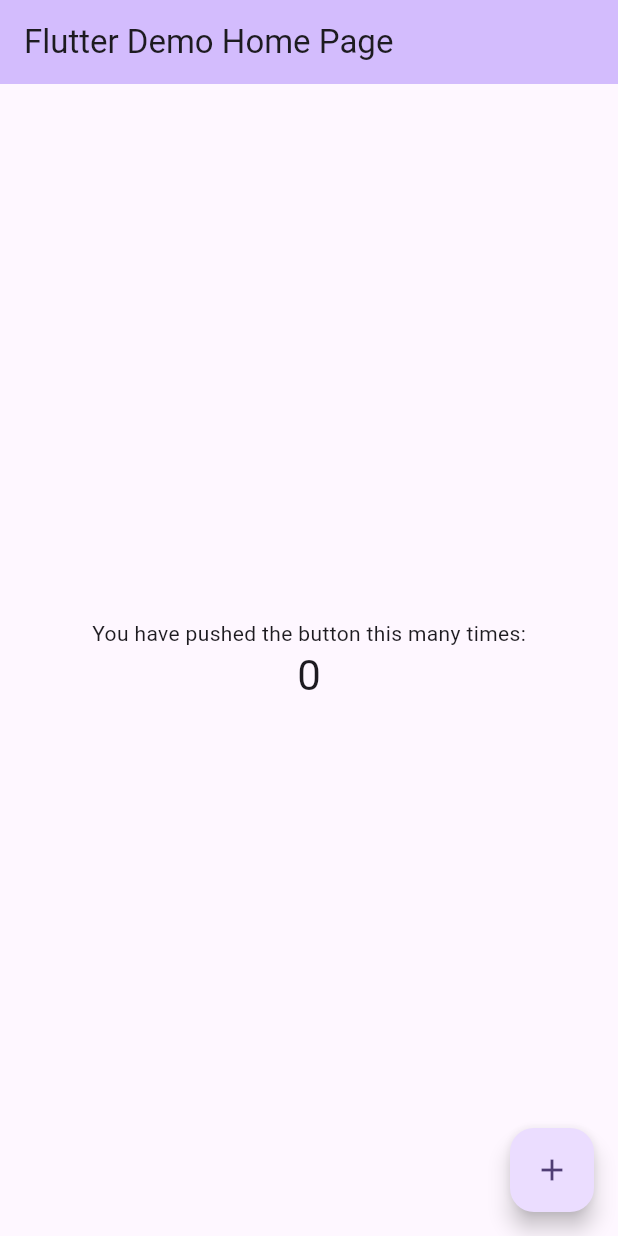
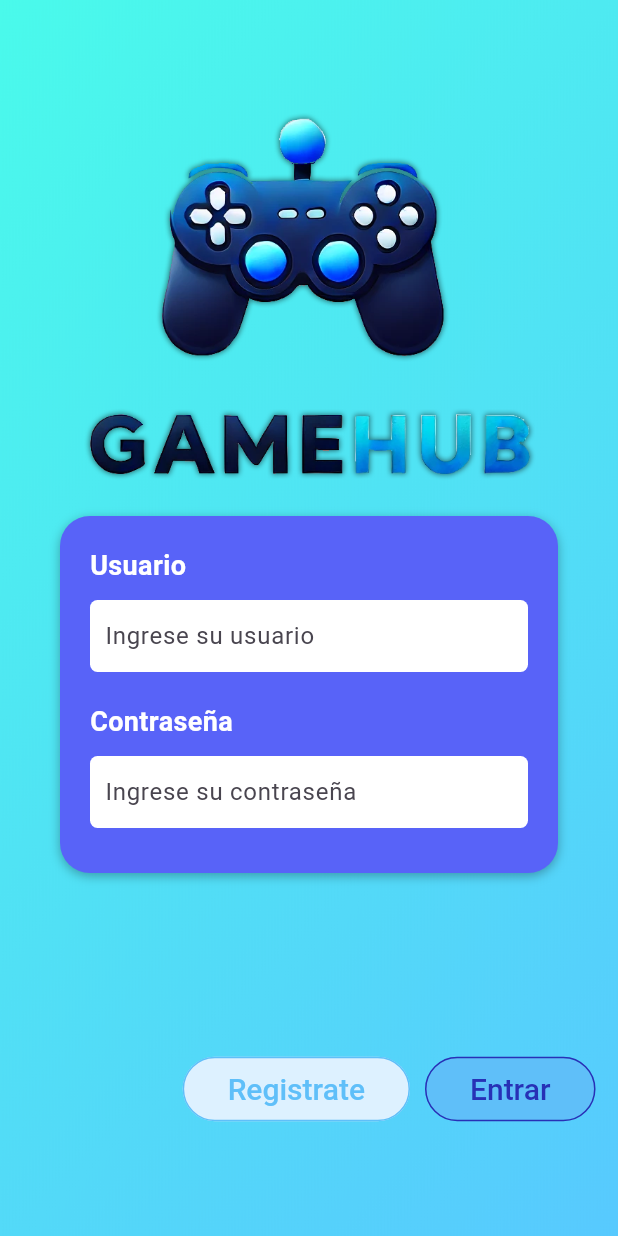
Before and after one commit to IanIwanczuk/ProyectoFinalFlutter, a Flutter app: the screen it shows after launch, on a phone screen of 412 x 824 dp. Run offline on Flutter 3.47's test engine with Material 3 defaults, Android fonts, the phone set to English and light mode, and no system bars; our stand-ins replace google_fonts; Roboto replaces fonts that are missing (Kanit).

Commit message:
Segundo commit, login hecho

```diff
--- a/gamehub/lib/main.dart
+++ b/gamehub/lib/main.dart
@@ -1,125 +1,26 @@
 import 'package:flutter/material.dart';
+import 'routes/routes.dart';
 
-void main() {
-  runApp(const MyApp());
-}
-
-class MyApp extends StatelessWidget {
-  const MyApp({super.key});
-
-  // This widget is the root of your application.
-  @override
-  Widget build(BuildContext context) {
-    return MaterialApp(
-      title: 'Flutter Demo',
-      theme: ThemeData(
-        // This is the theme of your application.
-        //
-        // TRY THIS: Try running your application with "flutter run". You'll see
-        // the application has a purple toolbar. Then, without quitting the app,
-        // try changing the seedColor in the colorScheme below to Colors.green
-        // and then invoke "hot reload" (save your changes or press the "hot
-        // reload" button in a Flutter-supported IDE, or press "r" if you used
-        // the command line to start the app).
-        //
-        // Notice that the counter didn't reset back to zero; the application
-        // state is not lost during the reload. To reset the state, use hot
-        // restart instead.
-        //
-        // This works for code too, not just values: Most code changes can be
-        // tested with just a hot reload.
-        colorScheme: ColorScheme.fromSeed(seedColor: Colors.deepPurple),
-        useMaterial3: true,
+void main() => runApp(
+  MaterialApp(
+    theme: ThemeData(
+      brightness: Brightness.light,
+      primaryColor: Colors.black,
+      scaffoldBackgroundColor: const Color.fromRGBO(255, 250, 210, 1),
+      appBarTheme: const AppBarTheme(
+        backgroundColor: Colors.black,
+        foregroundColor: Color.fromARGB(255, 159, 104, 0),
+        iconTheme: IconThemeData(color: Color.fromARGB(255, 169, 112, 0)),
       ),
-      home: const MyHomePage(title: 'Flutter Demo Home Page'),
-    );
-  }
-}
-
-class MyHomePage extends StatefulWidget {
-  const MyHomePage({super.key, required this.title});
-
-  // This widget is the home page of your application. It is stateful, meaning
-  // that it has a State object (defined below) that contains fields that affect
-  // how it looks.
-
-  // This class is the configuration for the state. It holds the values (in this
-  // case the title) provided by the parent (in this case the App widget) and
-  // used by the build method of the State. Fields in a Widget subclass are
-  // always marked "final".
-
-  final String title;
-
-  @override
-  State<MyHomePage> createState() => _MyHomePageState();
-}
-
-class _MyHomePageState extends State<MyHomePage> {
-  int _counter = 0;
-
-  void _incrementCounter() {
-    setState(() {
-      // This call to setState tells the Flutter framework that something has
-      // changed in this State, which causes it to rerun the build method below
-      // so that the display can reflect the updated values. If we changed
-      // _counter without calling setState(), then the build method would not be
-      // called again, and so nothing would appear to happen.
-      _counter++;
-    });
-  }
-
-  @override
-  Widget build(BuildContext context) {
-    // This method is rerun every time setState is called, for instance as done
-    // by the _incrementCounter method above.
-    //
-    // The Flutter framework has been optimized to make rerunning build methods
-    // fast, so that you can just rebuild anything that needs updating rather
-    // than having to individually change instances of widgets.
-    return Scaffold(
-      appBar: AppBar(
-        // TRY THIS: Try changing the color here to a specific color (to
-        // Colors.amber, perhaps?) and trigger a hot reload to see the AppBar
-        // change color while the other colors stay the same.
-        backgroundColor: Theme.of(context).colorScheme.inversePrimary,
-        // Here we take the value from the MyHomePage object that was created by
-        // the App.build method, and use it to set our appbar title.
-        title: Text(widget.title),
+      textTheme: const TextTheme(
+        titleLarge: TextStyle(
+            fontWeight: FontWeight.bold, color: Colors.blue),
+        bodyMedium: TextStyle(color: Colors.black87),
       ),
-      body: Center(
-        // Center is a layout widget. It takes a single child and positions it
-        // in the middle of the parent.
-        child: Column(
-          // Column is also a layout widget. It takes a list of children and
-          // arranges them vertically. By default, it sizes itself to fit its
-          // children horizontally, and tries to be as tall as its parent.
-          //
-          // Column has various properties to control how it sizes itself and
-          // how it positions its children. Here we use mainAxisAlignment to
-          // center the children vertically; the main axis here is the vertical
-          // axis because Columns are vertical (the cross axis would be
-          // horizontal).
-          //
-          // TRY THIS: Invoke "debug painting" (choose the "Toggle Debug Paint"
-          // action in the IDE, or press "p" in the console), to see the
-          // wireframe for each widget.
-          mainAxisAlignment: MainAxisAlignment.center,
-          children: <Widget>[
-            const Text(
-              'You have pushed the button this many times:',
-            ),
-            Text(
-              '$_counter',
-              style: Theme.of(context).textTheme.headlineMedium,
-            ),
-          ],
-        ),
-      ),
-      floatingActionButton: FloatingActionButton(
-        onPressed: _incrementCounter,
-        tooltip: 'Increment',
-        child: const Icon(Icons.add),
-      ), // This trailing comma makes auto-formatting nicer for build methods.
-    );
-  }
-}
+    ),
+    title: 'Rutas',
+    debugShowCheckedModeBanner: false,
+    initialRoute: AppRoutes.home,
+    routes: AppRoutes.routes
+  )
+);
--- /dev/null
+++ b/gamehub/lib/routes/routes.dart
@@ -0,0 +1,11 @@
+import '../screens/screens.dart';
+
+class AppRoutes {
+  static const String home = '/';
+
+
+  // Mapa de rutas
+  static final Map<String, WidgetBuilder> routes = {
+    home: (context) => const HomeW(),
+  };
+}
--- /dev/null
+++ b/gamehub/lib/screens/home_screen.dart
@@ -0,0 +1,145 @@
+import 'screens.dart';
+
+class HomeW extends StatelessWidget {
+  const HomeW ({super.key});
+  @override
+  Widget build(BuildContext context) {
+    late double screenWidth = MediaQuery.of(context).size.width;
+    late double screenHeight = MediaQuery.of(context).size.height;
+
+    final _formKey = GlobalKey<FormState>();
+    final TextEditingController userController = TextEditingController(text: "");
+    final TextEditingController passwordController = TextEditingController(text: "");
+
+    return Scaffold(
+      body: Container(
+        decoration: BoxDecoration(
+          image: DecorationImage(
+            image: AssetImage('assets/images/background.png'),
+            fit: BoxFit.cover,
+          ),
+        ),
+        child: Center(
+          child: SingleChildScrollView(
+              child: Column(
+                mainAxisAlignment: MainAxisAlignment.center,
+                crossAxisAlignment: CrossAxisAlignment.center,
+                children: [
+                  Image.asset("assets/images/logotext.png", height: 250),
+
+                  // ---------------------------------------------------------
+                  Container(
+                    padding: const EdgeInsets.all(20),
+                    margin: const EdgeInsets.fromLTRB(40, 20, 40, 20),
+                    decoration: BoxDecoration(
+                      color: Color(0xFF5863F8),
+                      borderRadius: BorderRadius.circular(20),
+                      boxShadow: [
+                        BoxShadow(
+                          color: const Color.fromARGB(78, 0, 0, 0),
+                          blurRadius: 5,
+                          offset: Offset(0, 2),
+                        ),
+                      ],
+                    ),
+
+                    child: Column(
+                      crossAxisAlignment: CrossAxisAlignment.start,
+                      mainAxisAlignment: MainAxisAlignment.start,
+                      children: [
+                        Text("Usuario",style: GoogleFonts.kanit(color: Colors.white,fontSize: 18,fontWeight: FontWeight.bold)),
+                        const SizedBox(height: 10),
+                        Container(
+                          decoration: BoxDecoration(color: Colors.white,borderRadius: BorderRadius.circular(5)),
+                          padding: const EdgeInsets.symmetric(horizontal: 10),
+                          child: TextFormField(
+                            decoration: InputDecoration(hintText: "Ingrese su usuario",border: InputBorder.none,),
+                            validator: (value) {
+                              if (value!.isEmpty) {
+                                return "El usuario es obligatorio";
+                              }
+                              return null;
+                            },
+                          ),
+                        ),
+                        SizedBox(height: 20),
+
+                        Text("Contraseña",style: GoogleFonts.kanit(color: Colors.white,fontSize: 18,fontWeight: FontWeight.bold)),
+                        const SizedBox(height: 10),
+                        Container(
+                          decoration: BoxDecoration(color: Colors.white,borderRadius: BorderRadius.circular(5)),
+                          padding: const EdgeInsets.symmetric(horizontal: 10),
+                          child: TextFormField(obscuringCharacter: '⬤', obscureText: true,
+                            decoration: InputDecoration(hintText: "Ingrese su contraseña",border: InputBorder.none,),
+
+                          ),
+                        ),
+                        SizedBox(height: 10),
+                      ],
+                    ),
+                  ),
+                  // ---------------------------------------------------------
+
+                  SizedBox(height: 100,),
+
+
+                  Row(
+                    mainAxisAlignment: MainAxisAlignment.end,
+                    children: [
+                      ElevatedButton(
+                        onPressed: () {},
+                        style: ElevatedButton.styleFrom(
+                          padding: EdgeInsets.symmetric(horizontal: 30, vertical: 10),
+                          textStyle: GoogleFonts.kanit(fontSize: 20, fontWeight: FontWeight.w500),
+                          backgroundColor: Color(0xFFDDF1FF),
+                          shadowColor: Color(0x005FBEF9),
+                          shape: RoundedRectangleBorder(
+                            borderRadius: BorderRadius.circular(40),
+                            side: BorderSide(
+                              color: Color(0xFF5FBFF9),
+                              width: 1,
+                            ),
+                          ),
+                        ),
+                        child: Text('Registrate', style: TextStyle(color: Color(0xFF5FBFF9))),
+                      ),
+
+                      SizedBox(width: 10),
+
+                      ElevatedButton(
+                        onPressed: () {
+                          bool? isValid = _formKey.currentState?.validate();
+
+                          if (isValid != null) {
+                            if (isValid) {
+                              print("Is valid");
+                            }
+                          }
+                        },
+                        style: ElevatedButton.styleFrom(
+                          padding: EdgeInsets.symmetric(horizontal: 30, vertical: 10),
+                          textStyle: GoogleFonts.kanit(fontSize: 20, fontWeight: FontWeight.w500),
+                          backgroundColor: Color(0xFF5FBFF9),
+                          shadowColor: Color(0x005FBEF9),
+                          shape: RoundedRectangleBorder(
+                            borderRadius: BorderRadius.circular(40),
+                            side: BorderSide(
+                              color: Color(0xFF2731B6),
+                              width: 1,
+                            ),
+                          ),
+                        ),
+                        child: Text('Entrar', style: TextStyle(color: Color(0xFF2731B6))),
+                      ),
+                      SizedBox(width: 15,),
+                    ],
+                  )
+
+                ],
+              ),
+            )
+          ),
+        ),
+    );
+  }
+}
--- /dev/null
+++ b/gamehub/lib/screens/screens.dart
@@ -0,0 +1,3 @@
+export 'package:google_fonts/google_fonts.dart';
+export 'package:flutter/material.dart';
+export 'home_screen.dart';
```
Also changed, not shown: gamehub/pubspec.yaml (+8 -3 lines), gamehub/assets/images/background.png (added), gamehub/assets/images/hanged-man.png (added), gamehub/assets/images/joystick.png (added), gamehub/assets/images/logo.png (added), gamehub/assets/images/logotext.png (added), gamehub/assets/images/ojos.png (added), gamehub/assets/images/palette.png (added), 2 other files.
